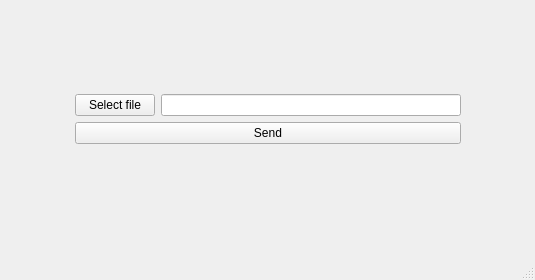
This is Sender-client/client.ui in vlad-ozh/NG_2021_Sending_Files_Client-Server as Qt 5 draws it before an edit. The edited form follows.
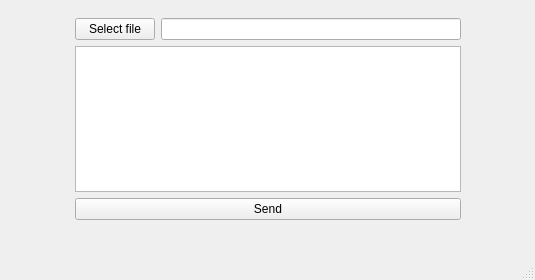
This is the edited form. The open tabs and pages were chosen to show the change.

Commit message: added connection to server and send text to server

```diff
--- a/Sender-client/client.ui
+++ b/Sender-client/client.ui
@@ -191,6 +191,9 @@
             </item>
            </layout>
           </item>
+          <item>
+           <widget class="QTextEdit" name="te_input"/>
+          </item>
           <item>
            <widget class="QPushButton" name="bSend">
             <property name="text">
```
The commit also changes 2 other files.
